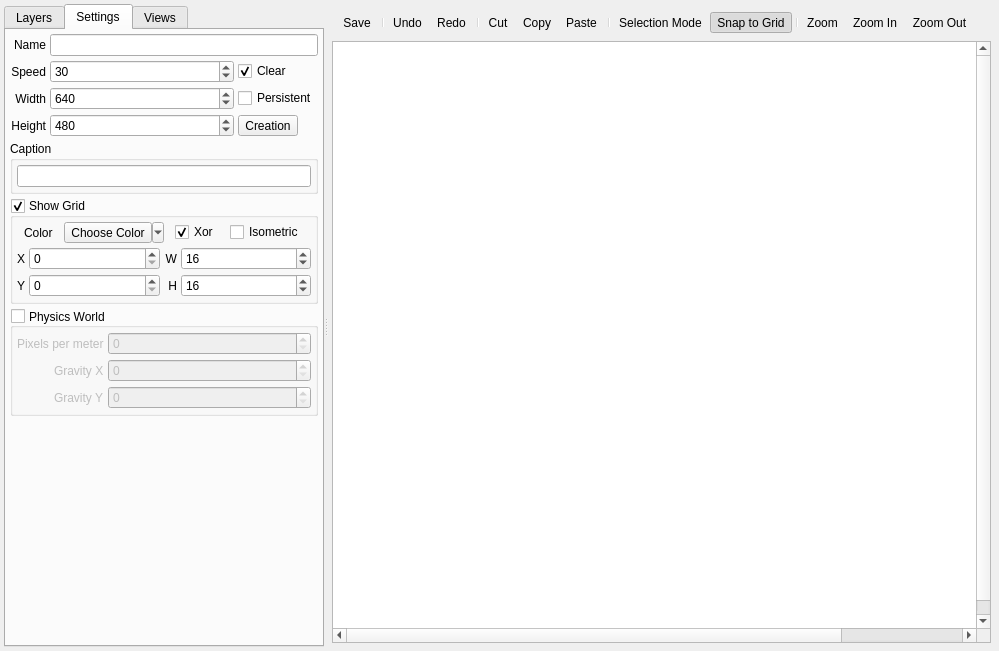
Old version of the form Editors/RoomEditor.ui in the repository enigma-dev/RadialGM.
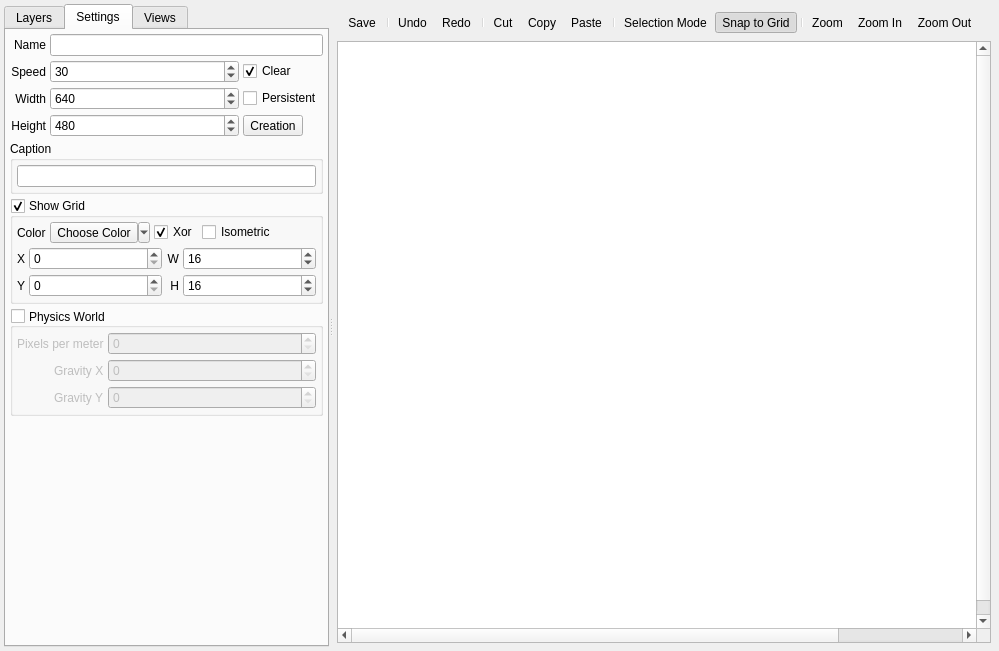
New version of the form. The open tabs and pages were chosen to show the change. Icons and pictures are not drawn.

Commit message: fundies wants no minimum width to props tabs and scroll buttons

The edit to the form file:
```diff
--- a/Editors/RoomEditor.ui
+++ b/Editors/RoomEditor.ui
@@ -52,14 +52,14 @@
      </property>
      <widget class="QTabWidget" name="propertiesTabWidget">
       <property name="sizePolicy">
-       <sizepolicy hsizetype="Expanding" vsizetype="Expanding">
+       <sizepolicy hsizetype="Ignored" vsizetype="Expanding">
         <horstretch>0</horstretch>
         <verstretch>0</verstretch>
        </sizepolicy>
       </property>
       <property name="minimumSize">
        <size>
-        <width>320</width>
+        <width>0</width>
         <height>0</height>
        </size>
       </property>
@@ -73,7 +73,7 @@
        <enum>Qt::ElideNone</enum>
       </property>
       <property name="usesScrollButtons">
-       <bool>false</bool>
+       <bool>true</bool>
       </property>
       <property name="documentMode">
        <bool>false</bool>
@@ -395,7 +395,7 @@
             <number>4</number>
            </property>
            <item>
-            <layout class="QHBoxLayout" name="gridColorLayout">
+            <layout class="QHBoxLayout" name="gridColorLayout" stretch="0,0,0,0,1">
              <property name="spacing">
               <number>4</number>
              </property>
@@ -464,6 +464,19 @@
                </property>
               </widget>
              </item>
+             <item>
+              <spacer name="horizontalSpacer">
+               <property name="orientation">
+                <enum>Qt::Horizontal</enum>
+               </property>
+               <property name="sizeHint" stdset="0">
+                <size>
+                 <width>40</width>
+                 <height>20</height>
+                </size>
+               </property>
+              </spacer>
+             </item>
             </layout>
            </item>
            <item>
```
Left out of the diff: 2 changed lines with no effect on the pictures.
